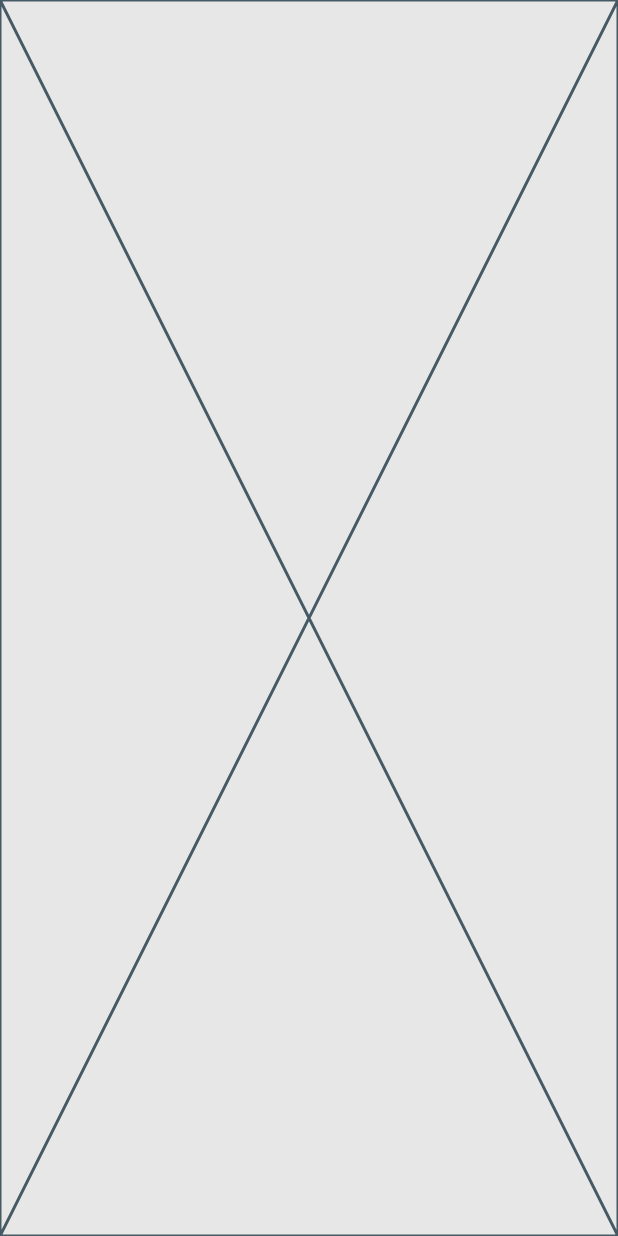
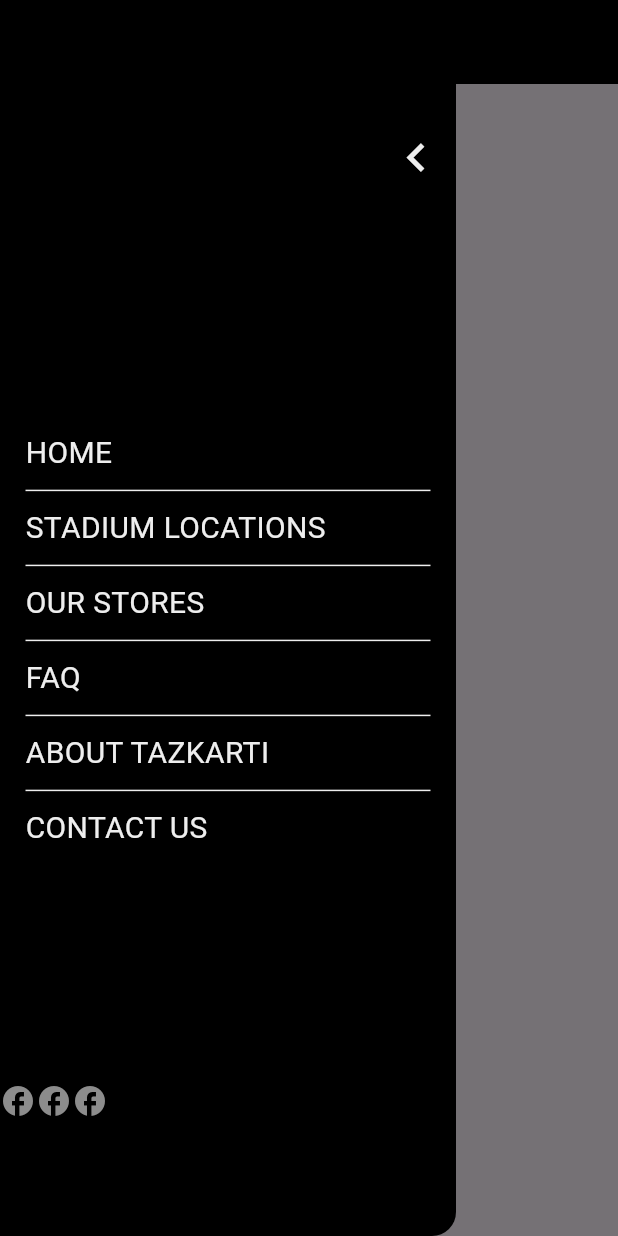
Before and after one commit to kassemdiaa/tazkarti_mobile_app, a Flutter app: the screen it shows after launch, with the side drawer open (before the commit the screen has no drawer), on a phone screen of 412 x 824 dp. Run offline on Flutter 3.47's test engine with Material 3 defaults, Android fonts, the phone set to English and light mode, and no system bars; our stand-ins replace flutter_screenutil.

Commit message:
finish side menu

```diff
--- a/lib/core/fonts/fonts.dart
+++ b/lib/core/fonts/fonts.dart
@@ -8,9 +8,9 @@
     fontWeight: FontWeight.w600,
   );
   static const TextStyle eventdetails = TextStyle(
-    color: ColorsManeger.black,
-    fontSize: 16,
-    fontWeight: FontWeight.w300,
+    color: ColorsManeger.white,
+    fontSize: 20,
+    fontWeight: FontWeight.w400,
   );
   static const TextStyle eventBuy = TextStyle(
     color: ColorsManeger.green,
--- a/lib/features/authentication/login/login_screen.dart
+++ b/lib/features/authentication/login/login_screen.dart
@@ -1,4 +1,8 @@
+import 'package:flutter/cupertino.dart';
 import 'package:flutter/material.dart';
+import 'package:tazkarti/core/colors/colors.dart';
+import 'package:tazkarti/core/fonts/fonts.dart';
+import 'package:tazkarti/features/sidebar/drawer.dart';
 
 class LoginScreen extends StatefulWidget {
   const LoginScreen({super.key});
@@ -8,8 +12,21 @@
 }
 
 class _LoginScreenState extends State<LoginScreen> {
+  final GlobalKey<ScaffoldState> _scaffoldKey = GlobalKey<ScaffoldState>();
   @override
   Widget build(BuildContext context) {
-    return const Placeholder();
+    return Scaffold(
+      key: _scaffoldKey,
+      appBar: AppBar(
+        backgroundColor: ColorsManeger.black,
+        leading: IconButton(
+          onPressed: () {
+            _scaffoldKey.currentState!.openDrawer();
+          },
+          icon: Icon(CupertinoIcons.line_horizontal_3,color: ColorsManeger.white,),
+        ),
+      ),
+      drawer: CustomDrawer(),
+    );
   }
 }
--- /dev/null
+++ b/lib/features/sidebar/drawer.dart
@@ -0,0 +1,102 @@
+import 'package:flutter/material.dart';
+import 'package:flutter_screenutil/flutter_screenutil.dart';
+import 'package:tazkarti/core/colors/colors.dart';
+import 'package:tazkarti/core/fonts/fonts.dart';
+import 'package:tazkarti/core/routes/routes.dart';
+
+class CustomDrawer extends StatefulWidget {
+  const CustomDrawer({super.key});
+
+  @override
+  State<CustomDrawer> createState() => _CustomDrawerState();
+}
+
+class _CustomDrawerState extends State<CustomDrawer> {
+  @override
+  Widget build(BuildContext context) {
+    return Drawer(
+      backgroundColor: ColorsManeger.black,
+      child: Column(
+        mainAxisAlignment: MainAxisAlignment.spaceAround,
+        children: [
+          Row(
+            mainAxisAlignment: MainAxisAlignment.end,
+            children: [
+              IconButton(
+                icon: Icon(
+                  Icons.navigate_before_outlined,
+                  color: ColorsManeger.white,
+                  size: 40.r,
+                ),
+                onPressed: () {
+                  Navigator.pop(context);
+                },
+              ),
+            ],
+          ),
+          Column(
+            crossAxisAlignment: CrossAxisAlignment.start,
+            children: [
+              InkWell(
+                onTap: () {
+                  Navigator.pushNamed(context, RoutesManeger.mainlayout);
+                },
+                child: Text('HOME', style: FontManeger.eventdetails),
+              ),
+              SizedBox(height: 10),
+              Container(color: ColorsManeger.white, width: 270, height: 1),
+              SizedBox(height: 10),
+              InkWell(
+                onTap: () {
+                  Navigator.pushNamed(
+                    context,
+                    RoutesManeger.stadiumLocationsScreen,
+                  );
+                },
+                child: Text(
+                  'STADIUM LOCATIONS',
+                  style: FontManeger.eventdetails,
+                ),
+              ),
+              SizedBox(height: 10),
+              Container(color: ColorsManeger.white, width: 270, height: 1),
+              SizedBox(height: 10),
+              InkWell(
+                onTap: () {
+                  Navigator.pushNamed(context, RoutesManeger.ourStoresScreen);
+                },
+                child: Text('OUR STORES', style: FontManeger.eventdetails),
+              ),
+              SizedBox(height: 10),
+              Container(color: ColorsManeger.white, width: 270, height: 1),
+              SizedBox(height: 10),
+              InkWell(onTap: () {
+                Navigator.pushNamed(context, RoutesManeger.faqScreen);
+              },child: Text('FAQ', style: FontManeger.eventdetails)),
+              SizedBox(height: 10),
+              Container(color: ColorsManeger.white, width: 270, height: 1),
+              SizedBox(height: 10),
+              InkWell(onTap: () {
+                Navigator.pushNamed(context, RoutesManeger.aboutScreen);
+              },child: Text('ABOUT TAZKARTI', style: FontManeger.eventdetails)),
+              SizedBox(height: 10),
+              Container(color: ColorsManeger.white, width: 270, height: 1),
+              SizedBox(height: 10),
+              InkWell(onTap: () {
+                Navigator.pushNamed(context, RoutesManeger.contactUsScreen);
+              },child: Text('CONTACT US', style: FontManeger.eventdetails)),
+            ],
+          ),
+          Row(
+            mainAxisAlignment: MainAxisAlignment.start,
+            children: [
+              Icon(Icons.facebook, color: ColorsManeger.gray),
+              Icon(Icons.facebook, color: ColorsManeger.gray),
+              Icon(Icons.facebook, color: ColorsManeger.gray),
+            ],
+          ),
+        ],
+      ),
+    );
+  }
+}
--- a/lib/main.dart
+++ b/lib/main.dart
@@ -1,4 +1,5 @@
 import 'package:flutter/material.dart';
+import 'package:flutter_screenutil/flutter_screenutil.dart';
 import 'package:tazkarti/core/routes/routes.dart';
 
 void main() {
@@ -10,11 +11,17 @@
 
   @override
   Widget build(BuildContext context) {
-    return MaterialApp(
-    debugShowCheckedModeBanner:false ,
-    onGenerateRoute: RoutesManeger.getRoute,
-    initialRoute: RoutesManeger.loginScreen,
-    locale:Locale('en') ,
+    return ScreenUtilInit(
+
+      designSize: const Size(416, 870),
+      minTextAdapt: true,
+      splitScreenMode: true,
+      builder: (context, child) => MaterialApp(
+      debugShowCheckedModeBanner:false ,
+      onGenerateRoute: RoutesManeger.getRoute,
+      initialRoute: RoutesManeger.loginScreen,
+      locale:Locale('en') ,
+      ),
     );
   }
 }
--- a/pubspec.yaml
+++ b/pubspec.yaml
@@ -34,6 +34,7 @@
   # The following adds the Cupertino Icons font to your application.
   # Use with the CupertinoIcons class for iOS style icons.
   cupertino_icons: ^1.0.8
+  flutter_screenutil: ^5.9.3
 
 dev_dependencies:
   flutter_test:
```
Also changed, not shown: pubspec.lock.
